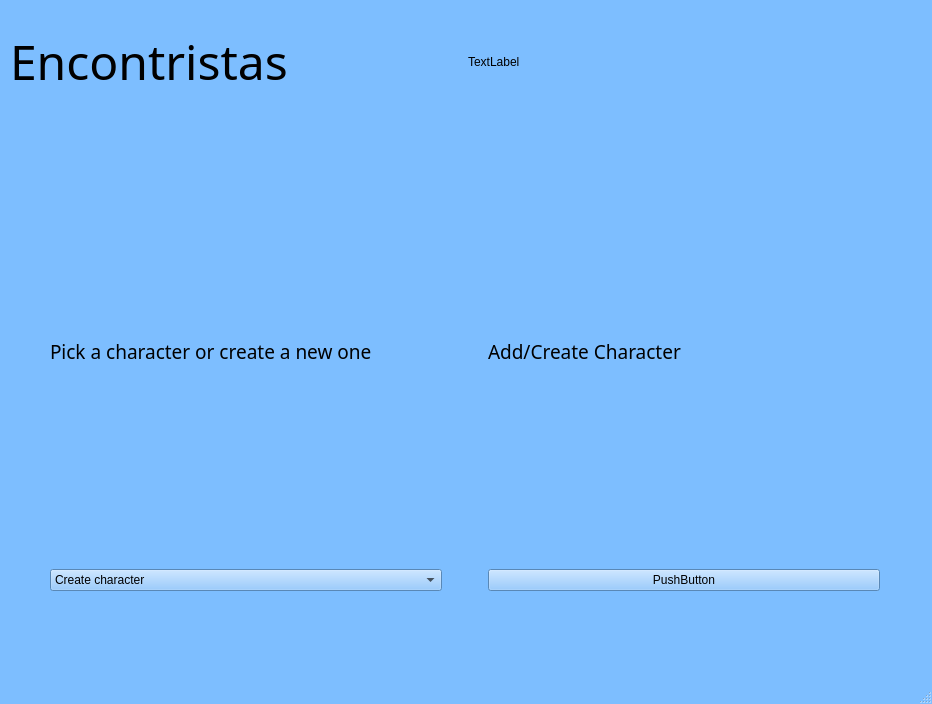
First picture: the form in frontend/assets/ventana_creacion_party.ui, repository ignacio-quera/DND-Combat-Simulator, before the edit.
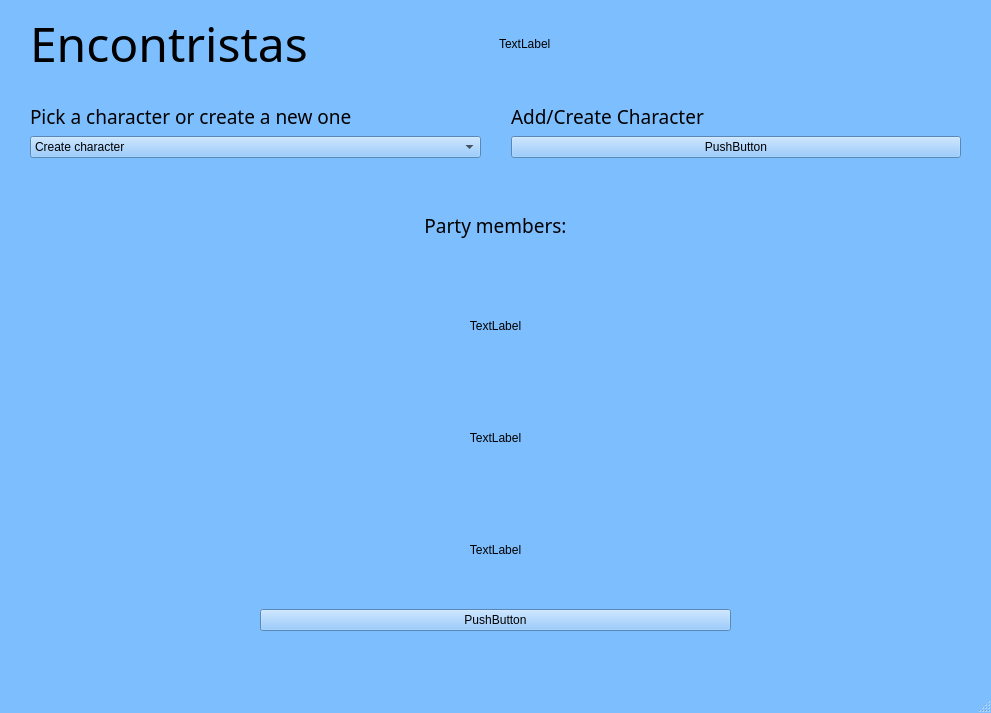
Second picture: the form after the edit.

The edit to the form file:
```diff
--- a/frontend/assets/ventana_creacion_party.ui
+++ b/frontend/assets/ventana_creacion_party.ui
@@ -2,14 +2,23 @@
 <ui version="4.0">
  <class>MainWindow</class>
  <widget class="QMainWindow" name="MainWindow">
+  <property name="enabled">
+   <bool>true</bool>
+  </property>
   <property name="geometry">
    <rect>
     <x>0</x>
     <y>0</y>
-    <width>932</width>
-    <height>704</height>
+    <width>991</width>
+    <height>713</height>
    </rect>
   </property>
+  <property name="sizePolicy">
+   <sizepolicy hsizetype="Preferred" vsizetype="Preferred">
+    <horstretch>0</horstretch>
+    <verstretch>0</verstretch>
+   </sizepolicy>
+  </property>
   <property name="palette">
    <palette>
     <active>
@@ -429,26 +438,42 @@
    <string>MainWindow</string>
   </property>
   <widget class="QWidget" name="centralwidget">
+   <property name="sizePolicy">
+    <sizepolicy hsizetype="Preferred" vsizetype="Preferred">
+     <horstretch>0</horstretch>
+     <verstretch>0</verstretch>
+    </sizepolicy>
+   </property>
+   <property name="maximumSize">
+    <size>
+     <width>1677777</width>
+     <height>16777215</height>
+    </size>
+   </property>
    <widget class="QWidget" name="verticalLayoutWidget">
     <property name="geometry">
      <rect>
       <x>10</x>
       <y>10</y>
-      <width>910</width>
-      <height>621</height>
+      <width>971</width>
+      <height>631</height>
      </rect>
     </property>
-    <layout class="QVBoxLayout" name="verticalLayout" stretch="1,5">
+    <layout class="QVBoxLayout" name="verticalLayout" stretch="0,5">
      <property name="leftMargin">
       <number>0</number>
      </property>
      <property name="bottomMargin">
       <number>0</number>
      </property>
-     <item>
-      <layout class="QVBoxLayout" name="verticalLayout_2">
        <item>
         <layout class="QHBoxLayout" name="horizontalLayout_3">
+       <property name="leftMargin">
+        <number>20</number>
+       </property>
+       <property name="rightMargin">
+        <number>20</number>
+       </property>
          <item>
           <widget class="QLabel" name="label_nombre">
            <property name="font">
@@ -471,25 +496,18 @@
          </item>
         </layout>
        </item>
-      </layout>
-     </item>
      <item>
       <layout class="QVBoxLayout" name="verticalLayout_3">
        <property name="bottomMargin">
         <number>10</number>
        </property>
        <item>
-        <layout class="QVBoxLayout" name="verticalLayout_4">
-         <property name="bottomMargin">
-          <number>10</number>
-         </property>
-         <item>
           <layout class="QHBoxLayout" name="horizontalLayout_4">
            <property name="leftMargin">
-            <number>20</number>
+          <number>0</number>
            </property>
            <property name="rightMargin">
-            <number>20</number>
+          <number>0</number>
            </property>
            <item>
             <layout class="QVBoxLayout" name="verticalLayout_6">
@@ -506,6 +524,11 @@
               <number>20</number>
              </property>
              <item>
+            <layout class="QHBoxLayout" name="horizontalLayout_6">
+             <property name="spacing">
+              <number>30</number>
+             </property>
+             <item>
               <widget class="QLabel" name="label">
                <property name="font">
                 <font>
@@ -519,31 +542,6 @@
               </widget>
              </item>
              <item>
-              <widget class="QComboBox" name="comboBox">
-               <item>
-                <property name="text">
-                 <string>Create character</string>
-                </property>
-               </item>
-              </widget>
-             </item>
-            </layout>
-           </item>
-           <item>
-            <layout class="QVBoxLayout" name="verticalLayout_5" stretch="0,0">
-             <property name="leftMargin">
-              <number>20</number>
-             </property>
-             <property name="topMargin">
-              <number>20</number>
-             </property>
-             <property name="rightMargin">
-              <number>20</number>
-             </property>
-             <property name="bottomMargin">
-              <number>20</number>
-             </property>
-             <item>
               <widget class="QLabel" name="label_2">
                <property name="font">
                 <font>
@@ -556,6 +554,22 @@
                </property>
               </widget>
              </item>
+            </layout>
+           </item>
+           <item>
+            <layout class="QHBoxLayout" name="horizontalLayout_5">
+             <property name="spacing">
+              <number>30</number>
+             </property>
+             <item>
+              <widget class="QComboBox" name="comboBoxP">
+               <item>
+                <property name="text">
+                 <string>Create character</string>
+                </property>
+               </item>
+              </widget>
+             </item>
              <item>
               <widget class="QPushButton" name="pushButton1">
                <property name="text">
@@ -570,10 +584,88 @@
         </layout>
        </item>
        <item>
-        <layout class="QHBoxLayout" name="horizontalLayout"/>
+        <layout class="QVBoxLayout" name="verticalLayout_2" stretch="1,4">
+         <item>
+          <widget class="QLabel" name="label_4">
+           <property name="font">
+            <font>
+             <family>High Tower Text</family>
+             <pointsize>14</pointsize>
+            </font>
+           </property>
+           <property name="text">
+            <string>Party members:</string>
+           </property>
+           <property name="alignment">
+            <set>Qt::AlignCenter</set>
+           </property>
+          </widget>
        </item>
        <item>
-        <layout class="QHBoxLayout" name="horizontalLayout_2"/>
+          <layout class="QHBoxLayout" name="horizontalLayoutPersonaje">
+           <item>
+            <layout class="QVBoxLayout" name="verticalLayout_5">
+             <item>
+              <widget class="QLabel" name="label_5">
+               <property name="text">
+                <string>TextLabel</string>
+               </property>
+               <property name="alignment">
+                <set>Qt::AlignCenter</set>
+               </property>
+              </widget>
+             </item>
+             <item>
+              <widget class="QLabel" name="label_7">
+               <property name="text">
+                <string>TextLabel</string>
+               </property>
+               <property name="alignment">
+                <set>Qt::AlignCenter</set>
+               </property>
+              </widget>
+             </item>
+             <item>
+              <widget class="QLabel" name="label_6">
+               <property name="text">
+                <string>TextLabel</string>
+               </property>
+               <property name="alignment">
+                <set>Qt::AlignCenter</set>
+               </property>
+              </widget>
+             </item>
+            </layout>
+           </item>
+          </layout>
+         </item>
+        </layout>
+       </item>
+       <item>
+        <layout class="QHBoxLayout" name="horizontalLayout_2">
+         <property name="leftMargin">
+          <number>250</number>
+         </property>
+         <property name="rightMargin">
+          <number>250</number>
+         </property>
+         <item>
+          <widget class="QPushButton" name="pushButton">
+           <property name="text">
+            <string>PushButton</string>
+           </property>
+           <property name="autoDefault">
+            <bool>false</bool>
+           </property>
+           <property name="default">
+            <bool>false</bool>
+           </property>
+           <property name="flat">
+            <bool>false</bool>
+           </property>
+          </widget>
+         </item>
+        </layout>
        </item>
       </layout>
      </item>
```
Left out of the diff: 2 changed lines with no effect on the pictures. Lines whose indentation alone changed are shown as unchanged.
